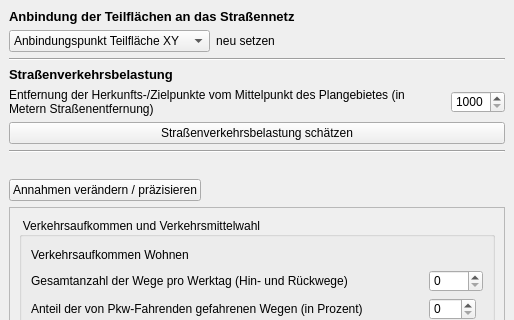
First picture: the form in projektcheck/pctools/ui/ProjektCheck_dockwidget_analysis_03-ViU.ui, repository projektcheck/ProjektCheck-QGIS, before the edit; both pictures show x 0 to 514 and y 0 to 320 of the 514 by 1003 pixel window.
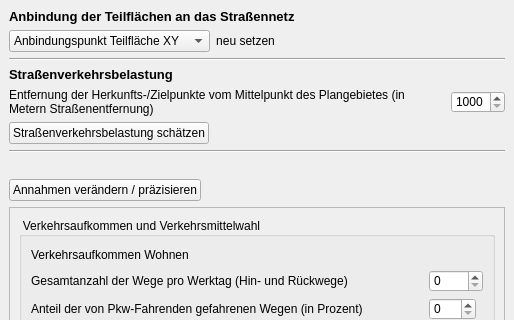
Second picture: the form after the edit. Icons and pictures are not drawn.

```diff
--- a/projektcheck/pctools/ui/ProjektCheck_dockwidget_analysis_03-ViU.ui
+++ b/projektcheck/pctools/ui/ProjektCheck_dockwidget_analysis_03-ViU.ui
@@ -607,7 +607,7 @@
     <item row="10" column="0" colspan="2">
      <widget class="QPushButton" name="pushButton_14">
       <property name="sizePolicy">
-       <sizepolicy hsizetype="Ignored" vsizetype="Fixed">
+       <sizepolicy hsizetype="Maximum" vsizetype="Fixed">
         <horstretch>0</horstretch>
         <verstretch>0</verstretch>
        </sizepolicy>
```
Left out of the diff: 6 changed lines with no effect on the pictures.
